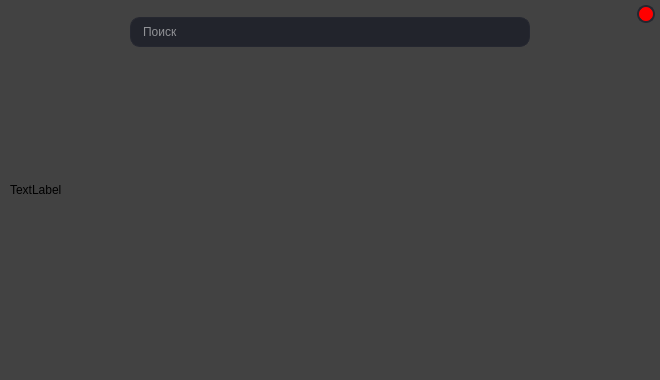
This is map.ui in AralinIvan/YandexMapApi as Qt 5 draws it before an edit. The edited form follows.
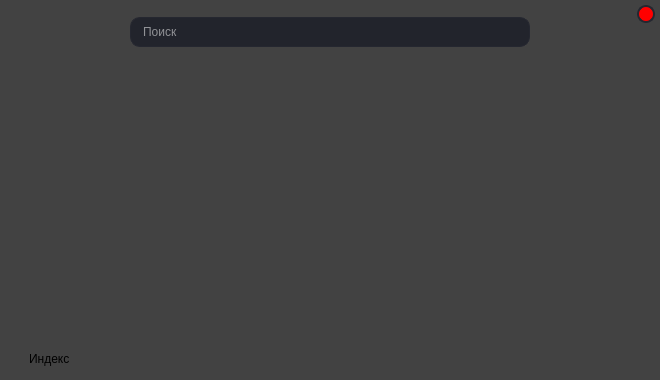
This is the edited form.

Diff of the .ui file:
```diff
--- a/map.ui
+++ b/map.ui
@@ -63,7 +63,7 @@
      </size>
     </property>
     <property name="text">
-     <string>TextLabel</string>
+     <string/>
     </property>
    </widget>
    <widget class="QPushButton" name="pushButton">
@@ -202,6 +202,39 @@
      </size>
     </property>
    </widget>
+   <widget class="QLabel" name="label_2">
+    <property name="geometry">
+     <rect>
+      <x>20</x>
+      <y>50</y>
+      <width>461</width>
+      <height>51</height>
+     </rect>
+    </property>
+    <property name="styleSheet">
+     <string notr="true">background-color: rgba(0, 0, 0, 0);
+font: 87 10pt &quot;Arial Black&quot;;</string>
+    </property>
+    <property name="text">
+     <string/>
+    </property>
+   </widget>
+   <widget class="QCheckBox" name="checkBox">
+    <property name="geometry">
+     <rect>
+      <x>10</x>
+      <y>350</y>
+      <width>70</width>
+      <height>17</height>
+     </rect>
+    </property>
+    <property name="styleSheet">
+     <string notr="true">background-color: rgba(255, 255, 255, 0);</string>
+    </property>
+    <property name="text">
+     <string>Индекс</string>
+    </property>
+   </widget>
   </widget>
  </widget>
  <resources/>
```
